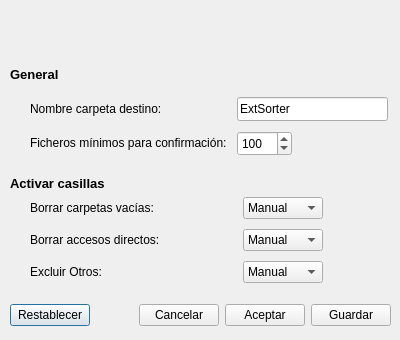
Above: Forms/preferencias.ui from D4nivi/ExtSorter before the change. Below: the same form after it.
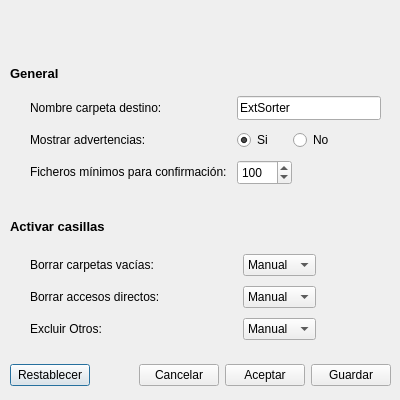
That is the form after the change.

Commit message: Añadida preferencia Mostrar advertencias + mejor manejo de las preferencias

What changed in the file:
```diff
--- a/Forms/preferencias.ui
+++ b/Forms/preferencias.ui
@@ -7,19 +7,19 @@
     <x>0</x>
     <y>0</y>
     <width>400</width>
-    <height>340</height>
+    <height>400</height>
    </rect>
   </property>
   <property name="minimumSize">
    <size>
     <width>400</width>
-    <height>340</height>
+    <height>400</height>
    </size>
   </property>
   <property name="maximumSize">
    <size>
     <width>400</width>
-    <height>340</height>
+    <height>400</height>
    </size>
   </property>
   <property name="windowTitle">
@@ -29,7 +29,7 @@
    <property name="geometry">
     <rect>
      <x>10</x>
-     <y>300</y>
+     <y>360</y>
      <width>381</width>
      <height>31</height>
     </rect>
@@ -93,15 +93,21 @@
    <property name="geometry">
     <rect>
      <x>10</x>
-     <y>51</y>
-     <width>388</width>
-     <height>232</height>
+     <y>50</y>
+     <width>381</width>
+     <height>290</height>
     </rect>
    </property>
    <layout class="QVBoxLayout" name="verticalLayout_3">
     <property name="spacing">
      <number>20</number>
     </property>
+    <property name="sizeConstraint">
+     <enum>QLayout::SizeConstraint::SetDefaultConstraint</enum>
+    </property>
+    <property name="rightMargin">
+     <number>0</number>
+    </property>
     <item>
      <layout class="QVBoxLayout" name="verticalLayout">
       <property name="spacing">
@@ -172,14 +178,14 @@
           </property>
          </widget>
         </item>
-        <item row="1" column="0">
+        <item row="2" column="0">
          <widget class="QLabel" name="textoFicherosMinimos">
           <property name="text">
            <string>Ficheros mínimos para confirmación:</string>
           </property>
          </widget>
         </item>
-        <item row="1" column="1">
+        <item row="2" column="1">
          <widget class="QSpinBox" name="spinBoxFicherosMinimos">
           <property name="minimumSize">
            <size>
@@ -195,6 +201,37 @@
           </property>
          </widget>
         </item>
+        <item row="1" column="1">
+         <layout class="QHBoxLayout" name="layoutRadioBtns">
+          <property name="spacing">
+           <number>20</number>
+          </property>
+          <item>
+           <widget class="QRadioButton" name="rbtnSi">
+            <property name="text">
+             <string>Si</string>
+            </property>
+            <property name="checked">
+             <bool>true</bool>
+            </property>
+           </widget>
+          </item>
+          <item>
+           <widget class="QRadioButton" name="rbtnNo">
+            <property name="text">
+             <string>No</string>
+            </property>
+           </widget>
+          </item>
+         </layout>
+        </item>
+        <item row="1" column="0">
+         <widget class="QLabel" name="textoFicherosMinimos_2">
+          <property name="text">
+           <string>Mostrar advertencias:</string>
+          </property>
+         </widget>
+        </item>
        </layout>
       </item>
      </layout>
```
Left out of the diff: 10 changed lines with no effect on the pictures. The commit also changes 13 other files.
